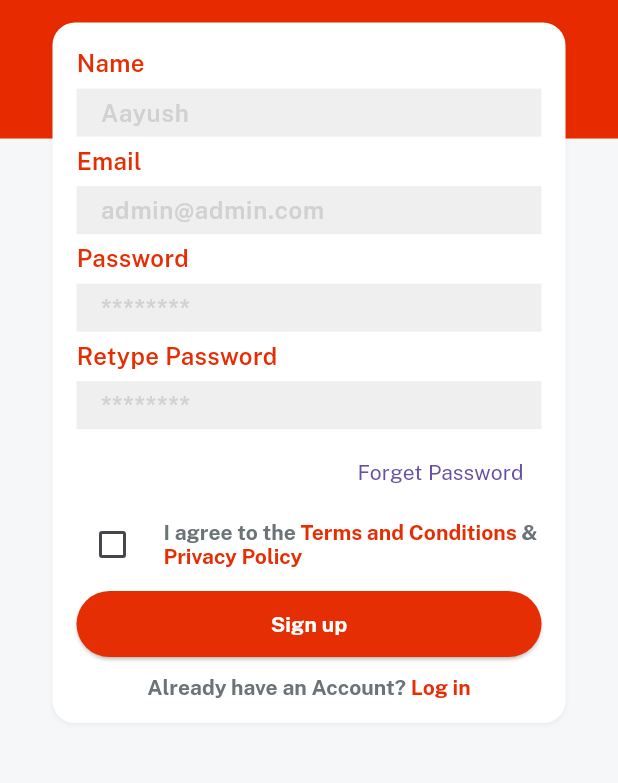
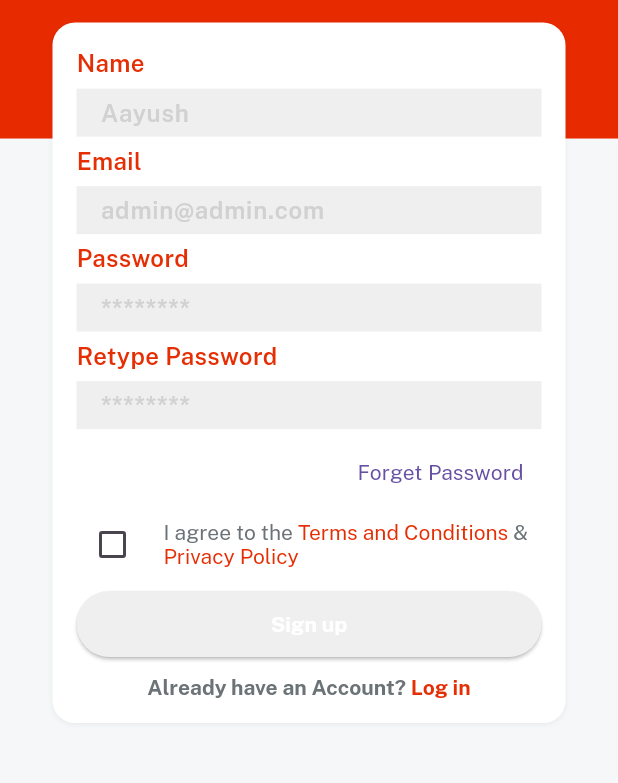
Before and after one commit to aayushGhimire321/e-commerceapp, a Flutter app: the SignupScreen screen opened directly, on a phone screen of 412 x 824 dp, the part 293-1076 px from its top. Run offline on Flutter 3.47's test engine with Material 3 defaults, Android fonts, the phone set to English and light mode, and no system bars; our stand-ins replace get, velocity_x.

Commit message:
changes on going

```diff
--- a/Flutter_E-Mart-master/lib/auth_screen/signup_screen.dart
+++ b/Flutter_E-Mart-master/lib/views/auth_screen/signup_screen.dart
@@ -2,15 +2,22 @@ import 'package:emart_app/consts/consts.dart';
 import 'package:flutter/material.dart';
 import 'package:get/get.dart';
 
-import '../consts/lists.dart';
-import '../widgets_common/applogo_widget.dart';
-import '../widgets_common/bg_widget.dart';
-import '../widgets_common/custom_textfield.dart';
-import '../widgets_common/our_button.dart';
+import '../../widgets_common/applogo_widget.dart';
+import '../../widgets_common/bg_widget.dart';
+import '../../widgets_common/custom_textfield.dart';
+import '../../widgets_common/our_button.dart';
 
-class SignupScreen extends StatelessWidget {
+
+
+class SignupScreen extends StatefulWidget {
   const SignupScreen({super.key});
 
+  @override
+  State<SignupScreen> createState() => _SignupScreenState();
+}
+
+class _SignupScreenState extends State<SignupScreen> {
+  bool? isCheck = false;
   @override
   Widget build(BuildContext context) {
     return bgWidget(
@@ -38,8 +45,13 @@ class SignupScreen extends StatelessWidget {
                   children: [
                     Checkbox(
                       checkColor: redColor,
-                      value: false,
-                      onChanged: (newValue) {},
+                      value: isCheck,
+                      onChanged: (newValue) {
+                        setState((){
+                          isCheck = newValue;
+                        });
+
+                      },
                     ),
                     10.widthBox,
                     Expanded(
@@ -49,25 +61,25 @@ class SignupScreen extends StatelessWidget {
                           TextSpan(
                               text: "I agree to the ",
                               style: TextStyle(
-                                fontFamily: bold,
+                                fontFamily: regular,
                                 color: fontGrey,
                               )),
                           TextSpan(
                               text: termAndCond,
                               style: TextStyle(
-                                fontFamily: bold,
+                                fontFamily: regular,
                                 color: redColor,
                               )),
                           TextSpan(
                               text: " & ",
                               style: TextStyle(
-                                fontFamily: bold,
+                                fontFamily: regular,
                                 color: fontGrey,
                               )),
                           TextSpan(
                               text: privacyPolicy,
                               style: TextStyle(
-                                fontFamily: bold,
+                                fontFamily: regular,
                                 color: redColor,
                               ))
                         ],
@@ -77,7 +89,7 @@ class SignupScreen extends StatelessWidget {
                 ),
                 5.heightBox,
                 ourButton(
-                    color: redColor,
+                        color: isCheck==true? redColor : lightGrey,
                         title: signup,
                         textColor: whiteColor,
                         onPress: () {})
@@ -85,8 +97,9 @@ class SignupScreen extends StatelessWidget {
                     .width(context.screenWidth - 50)
                     .make(),
                 10.heightBox,
-                //wrapping into gesture detecotr of velocity x
-                RichText(text: const TextSpan(
+                //wrapping into gesture detector of velocity x
+                RichText(
+                  text: const TextSpan(
                     children: [
                       TextSpan(
                         text: alreadyHaveAccount,
--- a/Flutter_E-Mart-master/lib/views/splash_screen/splash_screen.dart
+++ b/Flutter_E-Mart-master/lib/views/splash_screen/splash_screen.dart
@@ -1,10 +1,11 @@
 import 'package:emart_app/consts/consts.dart';
+import 'package:emart_app/views/auth_screen/login_screen.dart';
 import 'package:emart_app/widgets_common/applogo_widget.dart';
 import 'package:flutter/material.dart';
 import 'package:get/get.dart';
 import 'package:get/get_core/src/get_main.dart';
 
-import '../../auth_screen/login_screen.dart';
+
 import '../../consts/colors.dart';
 
 class SplashScreen extends StatefulWidget {
```
Also changed, not shown: Flutter_E-Mart-master/lib/views/auth_screen/login_screen.dart (renamed from Flutter_E-Mart-master/lib/auth_screen/login_screen.dart, +5 -2 lines). Lines whose indentation alone changed are shown as unchanged.
